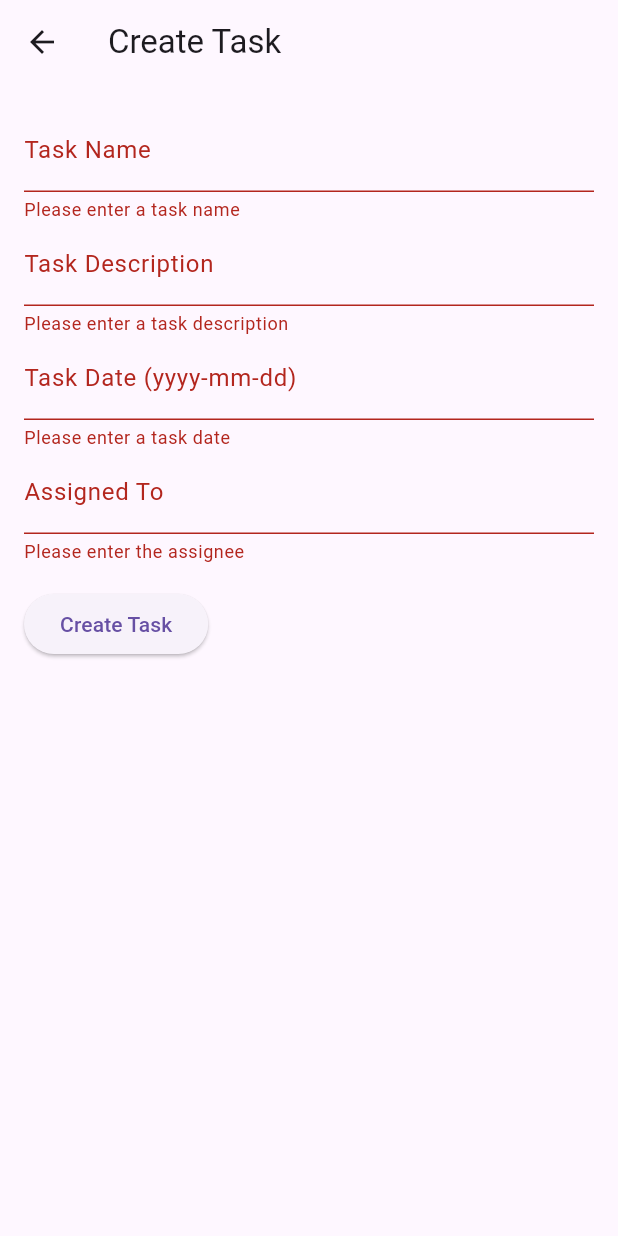
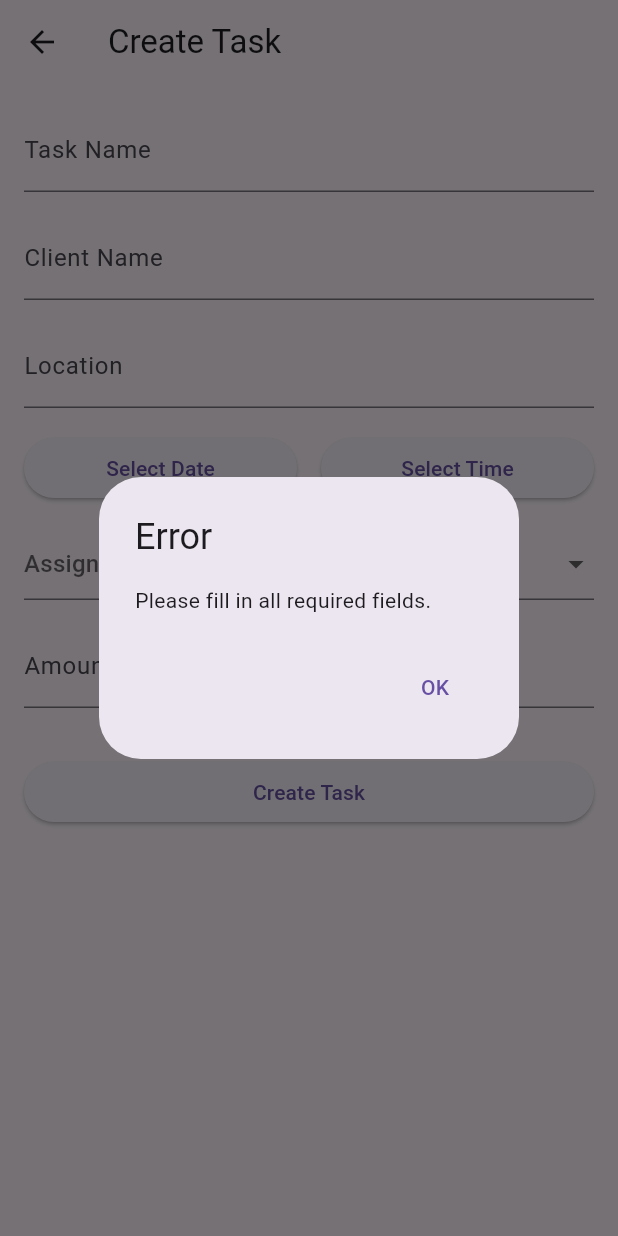
Before and after one commit to ekrajghimire/Work-Chart-System, a Flutter app: the CreateTaskScreen screen opened by its route, after a tap on "Create Task", on a phone screen of 412 x 824 dp. Run offline on Flutter 3.47's test engine with Material 3 defaults, Android fonts, the phone set to English and light mode, and no system bars; our stand-ins replace sqflite, sqflite_common_ffi; accounts and stored records are empty.

Commit message:
Functionalities changes

```diff
--- a/lib/models/task_model.dart
+++ b/lib/models/task_model.dart
@@ -0,0 +1,31 @@
+class Task {
+  final int? id;
+  final String name;
+  final String description;
+  final DateTime dateTime;
+
+  Task({
+    this.id,
+    required this.name,
+    required this.description,
+    required this.dateTime,
+  });
+
+  Map<String, dynamic> toMap() {
+    return {
+      'id': id,
+      'name': name,
+      'description': description,
+      'dateTime': dateTime.toIso8601String(),
+    };
+  }
+
+  static Task fromMap(Map<String, dynamic> map) {
+    return Task(
+      id: map['id'] as int?,
+      name: map['name'] as String,
+      description: map['description'] as String,
+      dateTime: DateTime.parse(map['dateTime'] as String),
+    );
+  }
+}
--- a/lib/screens/create_task_screen.dart
+++ b/lib/screens/create_task_screen.dart
@@ -1,102 +1,195 @@
 import 'package:flutter/material.dart';
 
 class CreateTaskScreen extends StatefulWidget {
+  final List<Map<String, dynamic>> tasks;
+
+  const CreateTaskScreen({Key? key, required this.tasks, required bool isAdmin}) : super(key: key);
+
   @override
   _CreateTaskScreenState createState() => _CreateTaskScreenState();
 }
 
 class _CreateTaskScreenState extends State<CreateTaskScreen> {
-  final _formKey = GlobalKey<FormState>();
-  String taskName = '';
-  String taskDescription = '';
-  String taskDate = '';
-  String assignedTo = '';
+  final TextEditingController _taskNameController = TextEditingController();
+  final TextEditingController _clientNameController = TextEditingController();
+  final TextEditingController _locationController = TextEditingController();
+  final TextEditingController _amountController = TextEditingController();
+
+  DateTime? _selectedDate;
+  TimeOfDay? _selectedTime;
+  String? _selectedCrewMember;
+
+  final List<String> _crewMembers = ['Member 1', 'Member 2', 'Member 3']; // Example crew members.
+
+  Future<void> _selectDate(BuildContext context) async {
+    final DateTime? picked = await showDatePicker(
+      context: context,
+      initialDate: DateTime.now(),
+      firstDate: DateTime(2000),
+      lastDate: DateTime(2101),
+    );
+    if (picked != null && picked != _selectedDate) {
+      setState(() {
+        _selectedDate = picked;
+      });
+    }
+  }
+
+  Future<void> _selectTime(BuildContext context) async {
+    final TimeOfDay? picked = await showTimePicker(
+      context: context,
+      initialTime: TimeOfDay.now(),
+    );
+    if (picked != null && picked != _selectedTime) {
+      setState(() {
+        _selectedTime = picked;
+      });
+    }
+  }
+
+  void _createTask() {
+    String taskName = _taskNameController.text.trim();
+    String clientName = _clientNameController.text.trim();
+    String location = _locationController.text.trim();
+    String amount = _amountController.text.trim();
+
+    if (taskName.isEmpty ||
+        clientName.isEmpty ||
+        location.isEmpty ||
+        _selectedDate == null ||
+        _selectedTime == null ||
+        (_selectedCrewMember == null || _selectedCrewMember!.isEmpty)) {
+      showDialog(
+        context: context,
+        builder: (context) => AlertDialog(
+          title: const Text('Error'),
+          content: const Text('Please fill in all required fields.'),
+          actions: [
+            TextButton(
+              onPressed: () => Navigator.pop(context),
+              child: const Text('OK'),
+            ),
+          ],
+        ),
+      );
+      return;
+    }
+
+    // Add task to the shared list.
+    widget.tasks.add({
+      'taskName': taskName,
+      'clientName': clientName,
+      'location': location,
+      'date': '${_selectedDate!.day}/${_selectedDate!.month}/${_selectedDate!.year}',
+      'time': '${_selectedTime!.hour}:${_selectedTime!.minute.toString().padLeft(2, '0')}',
+      'crewMember': _selectedCrewMember,
+      'amount': amount,
+    });
+
+    showDialog(
+      context: context,
+      builder: (context) => AlertDialog(
+        title: const Text('Task Created'),
+        content: const Text('The task has been successfully created.'),
+        actions: [
+          TextButton(
+            onPressed: () => Navigator.pop(context),
+            child: const Text('OK'),
+          ),
+        ],
+      ),
+    );
+
+    // Clear form after creating the task.
+    _taskNameController.clear();
+    _clientNameController.clear();
+    _locationController.clear();
+    _amountController.clear();
+    setState(() {
+      _selectedDate = null;
+      _selectedTime = null;
+      _selectedCrewMember = null;
+    });
+  }
 
   @override
   Widget build(BuildContext context) {
     return Scaffold(
       appBar: AppBar(
-        title: Text('Create Task'),
+        title: const Text('Create Task'),
       ),
-      body: Padding(
-        padding: const EdgeInsets.all(16.0),
-        child: Form(
-          key: _formKey,
+      body: SingleChildScrollView(
+        child: Padding(
+          padding: const EdgeInsets.all(16.0),
           child: Column(
-            crossAxisAlignment: CrossAxisAlignment.start,
+            crossAxisAlignment: CrossAxisAlignment.stretch,
             children: [
-              TextFormField(
-                decoration: InputDecoration(labelText: 'Task Name'),
-                validator: (value) {
-                  if (value == null || value.isEmpty) {
-                    return 'Please enter a task name';
-                  }
-                  return null;
-                },
-                onChanged: (value) {
+              TextField(
+                controller: _taskNameController,
+                decoration: const InputDecoration(labelText: 'Task Name'),
+              ),
+              const SizedBox(height: 16),
+              TextField(
+                controller: _clientNameController,
+                decoration: const InputDecoration(labelText: 'Client Name'),
+              ),
+              const SizedBox(height: 16),
+              TextField(
+                controller: _locationController,
+                decoration: const InputDecoration(labelText: 'Location'),
+              ),
+              const SizedBox(height: 16),
+              Row(
+                children: [
+                  Expanded(
+                    child: ElevatedButton(
+                      onPressed: () => _selectDate(context),
+                      child: Text(
+                        _selectedDate == null
+                            ? 'Select Date'
+                            : '${_selectedDate!.day}/${_selectedDate!.month}/${_selectedDate!.year}',
+                      ),
+                    ),
+                  ),
+                  const SizedBox(width: 16),
+                  Expanded(
+                    child: ElevatedButton(
+                      onPressed: () => _selectTime(context),
+                      child: Text(
+                        _selectedTime == null
+                            ? 'Select Time'
+                            : '${_selectedTime!.hour}:${_selectedTime!.minute.toString().padLeft(2, '0')}',
+                      ),
+                    ),
+                  ),
+                ],
+              ),
+              const SizedBox(height: 16),
+              DropdownButtonFormField<String>(
+                value: _selectedCrewMember,
+                hint: const Text('Assign Crew Member'),
+                items: _crewMembers.map((String member) {
+                  return DropdownMenuItem<String>(
+                    value: member,
+                    child: Text(member),
+                  );
+                }).toList(),
+                onChanged: (String? value) {
                   setState(() {
-                    taskName = value;
+                    _selectedCrewMember = value;
                   });
                 },
               ),
-              TextFormField(
-                decoration: InputDecoration(labelText: 'Task Description'),
-                validator: (value) {
-                  if (value == null || value.isEmpty) {
-                    return 'Please enter a task description';
-                  }
-                  return null;
-                },
-                onChanged: (value) {
-                  setState(() {
-                    taskDescription = value;
-                  });
-                },
+              const SizedBox(height: 16),
+              TextField(
+                controller: _amountController,
+                decoration: const InputDecoration(labelText: 'Amount (Admin Only)'),
+                keyboardType: TextInputType.number,
               ),
-              TextFormField(
-                decoration:
-                    InputDecoration(labelText: 'Task Date (yyyy-mm-dd)'),
-                validator: (value) {
-                  if (value == null || value.isEmpty) {
-                    return 'Please enter a task date';
-                  }
-                  return null;
-                },
-                onChanged: (value) {
-                  setState(() {
-                    taskDate = value;
-                  });
-                },
-              ),
-              TextFormField(
-                decoration: InputDecoration(labelText: 'Assigned To'),
-                validator: (value) {
-                  if (value == null || value.isEmpty) {
-                    return 'Please enter the assignee';
-                  }
-                  return null;
-                },
-                onChanged: (value) {
-                  setState(() {
-                    assignedTo = value;
-                  });
-                },
-              ),
-              Padding(
-                padding: const EdgeInsets.symmetric(vertical: 16.0),
-                child: ElevatedButton(
-                  onPressed: () {
-                    if (_formKey.currentState?.validate() ?? false) {
-                      // If form is valid, submit the task data
-                      // You can add logic here to save the task data to a local storage or backend
-                      ScaffoldMessenger.of(context).showSnackBar(SnackBar(
-                        content: Text('Task Created Successfully!'),
-                      ));
-                      Navigator.pop(context); // Go back to the admin dashboard
-                    }
-                  },
-                  child: Text('Create Task'),
-                ),
+              const SizedBox(height: 32),
+              ElevatedButton(
+                onPressed: _createTask,
+                child: const Text('Create Task'),
               ),
             ],
           ),
--- a/lib/screens/view_all_tasks.dart
+++ b/lib/screens/view_all_tasks.dart
@@ -1,51 +1,35 @@
 import 'package:flutter/material.dart';
 
 class ViewAllTasksScreen extends StatelessWidget {
-  final List<Map<String, String>> tasks = [
-    {
-      'name': 'Task 1',
-      'description': 'Task description 1',
-      'date': '2024-11-19',
-      'assigned': 'John Doe'
-    },
-    {
-      'name': 'Task 2',
-      'description': 'Task description 2',
-      'date': '2024-11-20',
-      'assigned': 'Jane Smith'
-    },
-    {
-      'name': 'Task 3',
-      'description': 'Task description 3',
-      'date': '2024-11-21',
-      'assigned': 'Mark Lee'
-    },
-  ];
+  final List<Map<String, dynamic>> tasks;
+
+  const ViewAllTasksScreen({Key? key, required this.tasks, required bool isAdmin}) : super(key: key);
 
   @override
   Widget build(BuildContext context) {
     return Scaffold(
       appBar: AppBar(
-        title: Text('View All Tasks'),
+        title: const Text('View All Tasks'),
       ),
-      body: ListView.builder(
+      body: tasks.isEmpty
+          ? const Center(child: Text('No tasks available.'))
+          : ListView.builder(
               itemCount: tasks.length,
               itemBuilder: (context, index) {
                 final task = tasks[index];
                 return Card(
-            margin: EdgeInsets.symmetric(vertical: 10, horizontal: 15),
+                  margin: const EdgeInsets.all(8.0),
                   child: ListTile(
-              title: Text(task['name'] ?? ''),
-              subtitle: Text(
-                  'Assigned to: ${task['assigned']}\nDate: ${task['date']}'),
-              trailing: IconButton(
-                icon: Icon(Icons.delete),
-                onPressed: () {
-                  // Add logic for deleting a task here
-                  ScaffoldMessenger.of(context).showSnackBar(SnackBar(
-                    content: Text('Task deleted!'),
-                  ));
-                },
+                    title: Text(task['taskName'] ?? 'No Task Name'),
+                    subtitle: Column(
+                      crossAxisAlignment: CrossAxisAlignment.start,
+                      children: [
+                        Text('Client: ${task['clientName'] ?? 'N/A'}'),
+                        Text('Location: ${task['location'] ?? 'N/A'}'),
+                        Text('Date: ${task['date'] ?? 'N/A'}'),
+                        Text('Time: ${task['time'] ?? 'N/A'}'),
+                        Text('Crew Member: ${task['crewMember'] ?? 'N/A'}'),
+                      ],
                     ),
                   ),
                 );
--- a/pubspec.yaml
+++ b/pubspec.yaml
@@ -38,6 +38,7 @@ dependencies:
   flutter_local_notifications: ^18.0.1
   shared_preferences: ^2.3.3
   sqflite: ^2.4.1
+  sqflite_common_ffi: ^2.0.0
   provider: ^6.1.2
   path_provider: ^2.0.13
   intl: ^0.19.0
```
Also changed, not shown: lib/main.dart (+34 -10 lines), lib/models/database_helper.dart (added, +47 -0 lines), lib/screens/admin_dashboard_screen.dart (+36 -9 lines), lib/screens/manage_crew_screen.dart (added, +163 -0 lines), pubspec.lock. Lines whose indentation alone changed are shown as unchanged.
